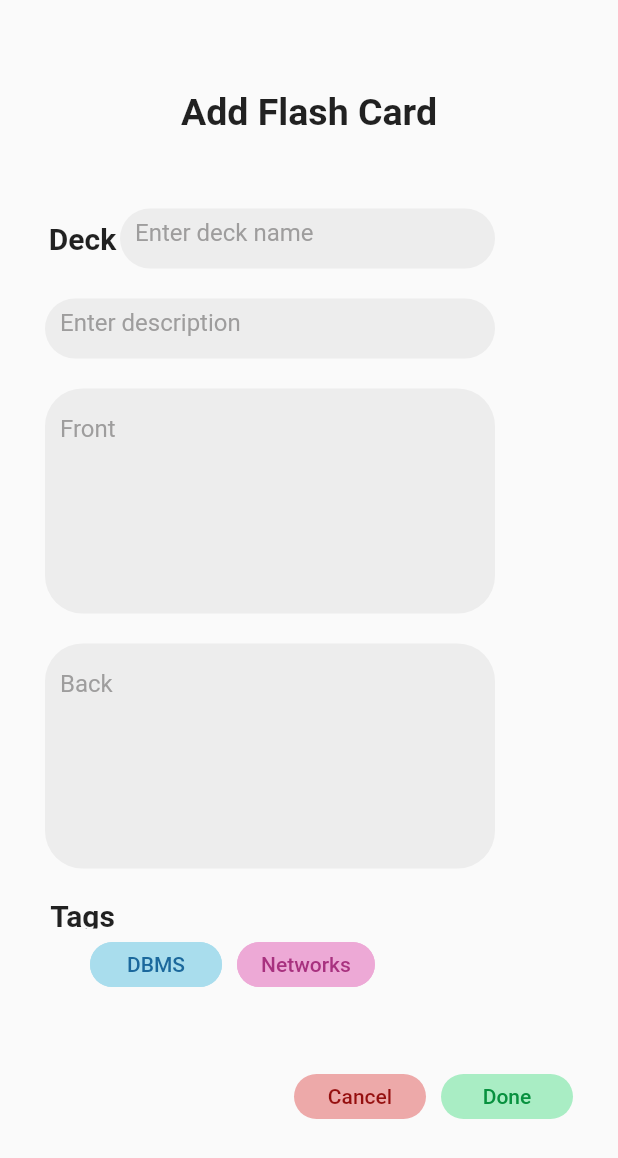
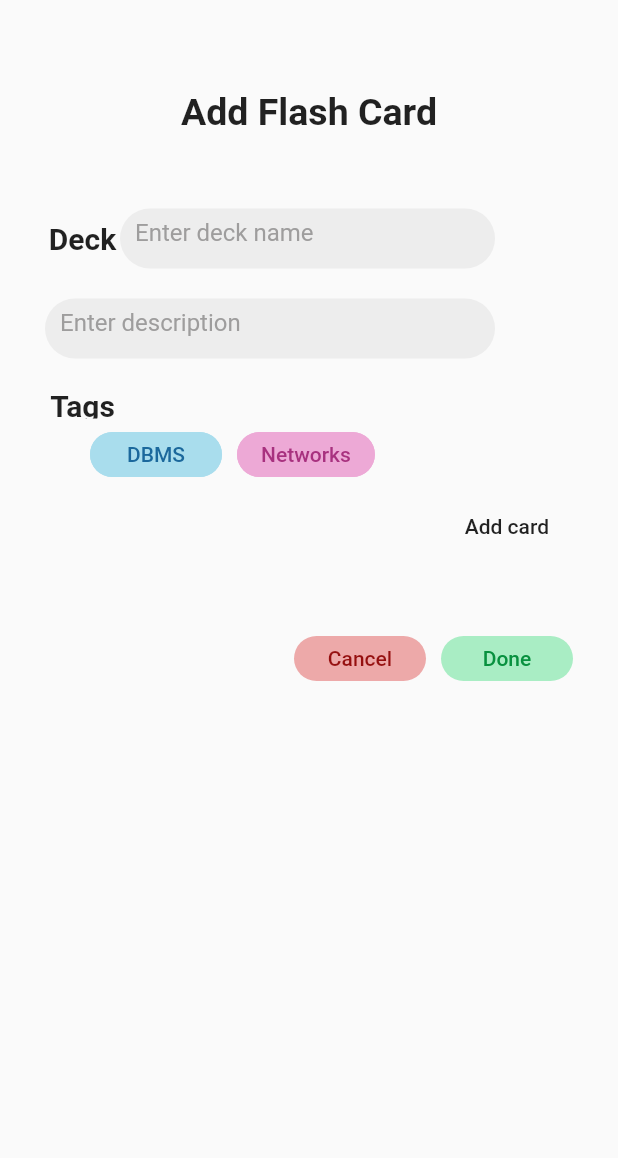
Before and after one commit to shaansubbaiah/Flashcards, a Flutter app: the AddCard screen opened by its route, on a phone screen of 412 x 824 dp. Shown: the top 1158 px of the screen. Run offline on Flutter 3.47's test engine with Material 2 defaults, Android fonts, the phone set to English and light mode, and no system bars; our stand-ins replace cloud_firestore, curved_navigation_bar, firebase_auth, firebase_core, flutter_slidable; accounts and stored records are empty.

Commit message:
multiple cards

```diff
--- /dev/null
+++ b/lib/addDeck/add_card.dart
@@ -0,0 +1,56 @@
+import 'package:flutter/material.dart';
+import 'package:flutterfiretest/addDeck/card_data.dart';
+import 'package:flutterfiretest/addDeck/card_form.dart';
+
+class CardForm extends StatefulWidget {
+  @override
+  _CardState createState() => _CardState();
+}
+
+class _CardState extends State<CardForm> {
+  List<CardData> cards = [];
+
+  final TextEditingController frontController = TextEditingController();
+  final TextEditingController backController = TextEditingController();
+
+  void onDelete(int index) {
+    setState(() {
+      cards.removeAt(index);
+    });
+  }
+
+  void onAddCard() {
+    setState(() {
+      cards.add(CardData());
+    });
+  }
+
+  @override
+  Widget build(BuildContext context) {
+    return Column(
+      children: [
+        SizedBox(
+          height: cards.length == 0 ? 0.0 : 400.0,
+          child: ListView.builder(
+            itemCount: cards.length,
+            itemBuilder: (_, i) => CardForm1(
+              cardData: cards[i],
+              onDelete: () => onDelete(i),
+            ),
+            shrinkWrap: true,
+          ),
+        ),
+        Row(
+          mainAxisAlignment: MainAxisAlignment.end,
+          children: [
+            FlatButton(
+              height: 30.0,
+              onPressed: onAddCard,
+              child: Text("Add card"),
+            )
+          ],
+        ),
+      ],
+    );
+  }
+}
--- a/lib/add_card_page.dart
+++ b/lib/addDeck/add_deck_page.dart
@@ -1,4 +1,5 @@
 import 'package:flutter/material.dart';
+import 'package:flutterfiretest/addDeck/add_card.dart';
 import 'package:flutterfiretest/database.dart';
 
 class AddCard extends StatefulWidget {
@@ -158,84 +159,6 @@ class _AddCardState extends State<AddCard> {
                         height: 20.0,
                       ),
                       Row(
-                        children: [
-                          SizedBox(
-                            width: 300.0,
-                            height: 150.0,
-                            child: Container(
-                              padding: EdgeInsets.only(
-                                  top: 5.0,
-                                  bottom: 5.0,
-                                  right: 10.0,
-                                  left: 10.0),
-                              decoration: BoxDecoration(
-                                color: Color(0xffEDEDED),
-                                borderRadius: BorderRadius.all(
-                                  Radius.circular(25.0),
-                                ),
-                              ),
-                              child: TextField(
-                                controller: frontController,
-                                style: TextStyle(
-                                  color: Color(0xff9E9D9D),
-                                ),
-                                cursorColor: Color(0xff9E9D9D),
-                                maxLines: 6,
-                                decoration: InputDecoration(
-                                  border: InputBorder.none,
-                                  hintText: "Front",
-                                  hintStyle: TextStyle(
-                                    color: Color(0xff9E9D9D),
-                                  ),
-                                ),
-                              ),
-                            ),
-                          ),
-                        ],
-                      ),
-                      SizedBox(
-                        height: 20.0,
-                      ),
-                      Row(
-                        children: [
-                          SizedBox(
-                            width: 300.0,
-                            height: 150.0,
-                            child: Container(
-                              padding: EdgeInsets.only(
-                                  top: 5.0,
-                                  bottom: 5.0,
-                                  right: 10.0,
-                                  left: 10.0),
-                              decoration: BoxDecoration(
-                                color: Color(0xffEDEDED),
-                                borderRadius: BorderRadius.all(
-                                  Radius.circular(25.0),
-                                ),
-                              ),
-                              child: TextField(
-                                controller: backController,
-                                style: TextStyle(
-                                  color: Color(0xff9E9D9D),
-                                ),
-                                cursorColor: Color(0xff9E9D9D),
-                                maxLines: 6,
-                                decoration: InputDecoration(
-                                  border: InputBorder.none,
-                                  hintText: "Back",
-                                  hintStyle: TextStyle(
-                                    color: Color(0xff9E9D9D),
-                                  ),
-                                ),
-                              ),
-                            ),
-                          ),
-                        ],
-                      ),
-                      SizedBox(
-                        height: 20.0,
-                      ),
-                      Row(
                         crossAxisAlignment: CrossAxisAlignment.start,
                         children: [
                           SizedBox(
@@ -253,9 +176,6 @@ class _AddCardState extends State<AddCard> {
                           ),
                         ],
                       ),
-                      // SizedBox(
-                      //   height: 10.0,
-                      // ),
                       Row(
                         crossAxisAlignment: CrossAxisAlignment.start,
                         children: [
@@ -316,6 +236,9 @@ class _AddCardState extends State<AddCard> {
                     ],
                   ),
                 ),
+                Container(
+                  child: CardForm(),
+                ),
                 SizedBox(
                   height: 40.0,
                 ),
--- /dev/null
+++ b/lib/addDeck/card_data.dart
@@ -0,0 +1,6 @@
+class CardData {
+  String front;
+  String back;
+
+  CardData({this.front = "", this.back = ""});
+}
--- a/lib/home_page.dart
+++ b/lib/home_page.dart
@@ -1,5 +1,5 @@
 import 'package:flutter/material.dart';
-import 'package:flutterfiretest/add_card_page.dart';
+import 'package:flutterfiretest/addDeck/add_deck_page.dart';
 import 'package:flutterfiretest/overview_page.dart';
 import 'package:flutterfiretest/profile_page.dart';
 import 'package:flutterfiretest/settings_page.dart';
--- a/lib/main.dart
+++ b/lib/main.dart
@@ -7,7 +7,7 @@ import 'package:flutterfiretest/auth_service.dart';
 import 'package:flutterfiretest/home_page.dart';
 import 'package:flutterfiretest/profile_page.dart';
 import 'package:flutterfiretest/settings_page.dart';
-import 'package:flutterfiretest/add_card_page.dart';
+import 'package:flutterfiretest/addDeck/add_deck_page.dart';
 import 'package:provider/provider.dart';
 
 Future<void> main() async {
```
Also changed, not shown: lib/addDeck/card_form.dart (added, +122 -0 lines).
